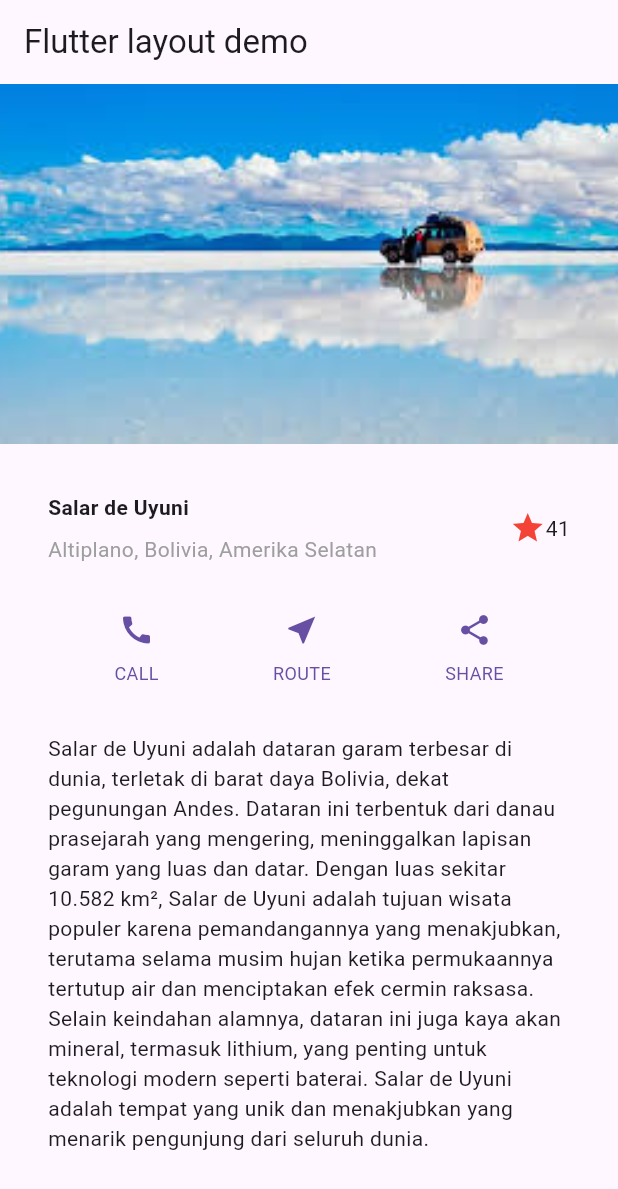
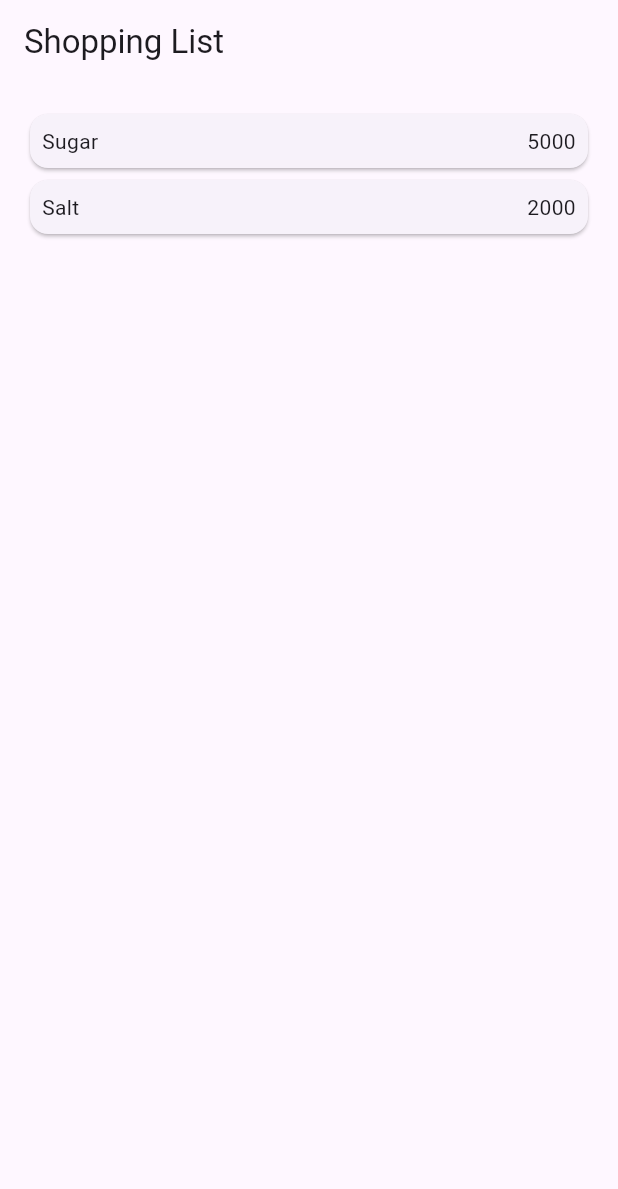
Before and after one commit to septyandini921/basic_layout_flutter, a Flutter app: the screen it shows after launch, on a phone screen of 412 x 824 dp. Shown: the top 1189 px of the screen. Run offline on Flutter 3.47's test engine with Material 3 defaults, Android fonts, the phone set to English and light mode, and no system bars.

Commit message:
Praktikum 5: Navigasi aplikasi belanja

```diff
--- a/lib/main.dart
+++ b/lib/main.dart
@@ -1,118 +1,144 @@
+// lib/main.dart
+
 import 'package:flutter/material.dart';
+import 'package:layout_flutter/pages/home_page.dart';
+import 'package:layout_flutter/pages/item_page.dart';
 
-void main() => runApp(const MyApp());
+void main() {
+  runApp(const MyApp());
+}
 
 class MyApp extends StatelessWidget {
   const MyApp({super.key});
 
   @override
   Widget build(BuildContext context) {
-    Widget titleSection = Container(
-      padding: const EdgeInsets.all(32),
-      child: Row(
-        children: [
-          Expanded(
-            child: Column(
-              crossAxisAlignment: CrossAxisAlignment.start,
-              children: [
-                Container(
-                  padding: const EdgeInsets.only(bottom: 8),
-                  child: const Text(
-                    'Salar de Uyuni',
-                    style: TextStyle(
-                      fontWeight: FontWeight.bold,
-                    ),
-                  ),
-                ),
-                Text(
-                  'Altiplano, Bolivia, Amerika Selatan',
-                  style: TextStyle(
-                    color: Colors.grey[500],
-                  ),
-                ),
-              ],
-            ),
-          ),
-          Icon(
-            Icons.star,
-            color: Colors.red[500],
-          ),
-          const Text('41'),
-        ],
-      ),
-    );
-
-    Color color = Theme.of(context).primaryColor;
-
-    Widget buttonSection = Row(
-      mainAxisAlignment: MainAxisAlignment.spaceEvenly,
-      children: [
-        _buildButtonColumn(color, Icons.call, 'CALL'),
-        _buildButtonColumn(color, Icons.near_me, 'ROUTE'),
-        _buildButtonColumn(color, Icons.share, 'SHARE'),
-      ],
-    );
-
-    Widget textSection = Container(
-      padding: const EdgeInsets.all(32),
-      child: const Text(
-
-        'Salar de Uyuni adalah dataran garam terbesar di dunia, '
-        'terletak di barat daya Bolivia, dekat pegunungan Andes. '
-        'Dataran ini terbentuk dari danau prasejarah yang mengering, '
-        'meninggalkan lapisan garam yang luas dan datar. '
-        'Dengan luas sekitar 10.582 km², Salar de Uyuni adalah tujuan wisata populer karena pemandangannya yang menakjubkan, '
-        'terutama selama musim hujan ketika permukaannya tertutup air dan menciptakan efek cermin raksasa. '
-        'Selain keindahan alamnya, dataran ini juga kaya akan mineral, '
-        'termasuk lithium, yang penting untuk teknologi modern seperti baterai. '
-        'Salar de Uyuni adalah tempat yang unik dan menakjubkan yang menarik pengunjung dari seluruh dunia.'
-,
-        softWrap: true,
-      ),
-    );
-
     return MaterialApp(
-      title: 'Flutter layout: Nimas Septiandini - 2341760087',
-      home: Scaffold(
-        appBar: AppBar(
-          title: const Text('Flutter layout demo'),
-        ),
-        body: ListView(
-          children: [
-            Image.asset(
-              'images/salarDeUyuni.jpeg',
-              width: 600,
-              height: 240,
-              fit: BoxFit.cover,
-            ),
-            titleSection,
-            buttonSection,
-            textSection,
-          ],
-        ),
-      ),
+      initialRoute: '/',
+      routes: {
+        '/': (context) => const HomePage(),
+        '/item': (context) => const ItemPage(),
+      },
     );
   }
+}
 
-  Column _buildButtonColumn(Color color, IconData icon, String label) {
-    return Column(
-      mainAxisSize: MainAxisSize.min,
-      mainAxisAlignment: MainAxisAlignment.center,
-      children: [
-        Icon(icon, color: color),
-        Container(
-          margin: const EdgeInsets.only(top: 8),
-          child: Text(
-            label,
-            style: TextStyle(
-              fontSize: 12,
-              fontWeight: FontWeight.w400,
-              color: color,
-            ),
-          ),
-        ),
-      ],
-    );
-  }
 
-}
+// import 'package:flutter/material.dart';
+
+// void main() => runApp(const MyApp());
+
+// class MyApp extends StatelessWidget {
+//   const MyApp({super.key});
+
+//   @override
+//   Widget build(BuildContext context) {
+//     Widget titleSection = Container(
+//       padding: const EdgeInsets.all(32),
+//       child: Row(
+//         children: [
+//           Expanded(
+//             child: Column(
+//               crossAxisAlignment: CrossAxisAlignment.start,
+//               children: [
+//                 Container(
+//                   padding: const EdgeInsets.only(bottom: 8),
+//                   child: const Text(
+//                     'Salar de Uyuni',
+//                     style: TextStyle(
+//                       fontWeight: FontWeight.bold,
+//                     ),
+//                   ),
+//                 ),
+//                 Text(
+//                   'Altiplano, Bolivia, Amerika Selatan',
+//                   style: TextStyle(
+//                     color: Colors.grey[500],
+//                   ),
+//                 ),
+//               ],
+//             ),
+//           ),
+//           Icon(
+//             Icons.star,
+//             color: Colors.red[500],
+//           ),
+//           const Text('41'),
+//         ],
+//       ),
+//     );
+
+//     Color color = Theme.of(context).primaryColor;
+
+//     Widget buttonSection = Row(
+//       mainAxisAlignment: MainAxisAlignment.spaceEvenly,
+//       children: [
+//         _buildButtonColumn(color, Icons.call, 'CALL'),
+//         _buildButtonColumn(color, Icons.near_me, 'ROUTE'),
+//         _buildButtonColumn(color, Icons.share, 'SHARE'),
+//       ],
+//     );
+
+//     Widget textSection = Container(
+//       padding: const EdgeInsets.all(32),
+//       child: const Text(
+
+//         'Salar de Uyuni adalah dataran garam terbesar di dunia, '
+//         'terletak di barat daya Bolivia, dekat pegunungan Andes. '
+//         'Dataran ini terbentuk dari danau prasejarah yang mengering, '
+//         'meninggalkan lapisan garam yang luas dan datar. '
+//         'Dengan luas sekitar 10.582 km², Salar de Uyuni adalah tujuan wisata populer karena pemandangannya yang menakjubkan, '
+//         'terutama selama musim hujan ketika permukaannya tertutup air dan menciptakan efek cermin raksasa. '
+//         'Selain keindahan alamnya, dataran ini juga kaya akan mineral, '
+//         'termasuk lithium, yang penting untuk teknologi modern seperti baterai. '
+//         'Salar de Uyuni adalah tempat yang unik dan menakjubkan yang menarik pengunjung dari seluruh dunia.'
+// ,
+//         softWrap: true,
+//       ),
+//     );
+
+//     return MaterialApp(
+//       title: 'Flutter layout: Nimas Septiandini - 2341760087',
+//       home: Scaffold(
+//         appBar: AppBar(
+//           title: const Text('Flutter layout demo'),
+//         ),
+//         body: ListView(
+//           children: [
+//             Image.asset(
+//               'images/salarDeUyuni.jpeg',
+//               width: 600,
+//               height: 240,
+//               fit: BoxFit.cover,
+//             ),
+//             titleSection,
+//             buttonSection,
+//             textSection,
+//           ],
+//         ),
+//       ),
+//     );
+//   }
+
+//   Column _buildButtonColumn(Color color, IconData icon, String label) {
+//     return Column(
+//       mainAxisSize: MainAxisSize.min,
+//       mainAxisAlignment: MainAxisAlignment.center,
+//       children: [
+//         Icon(icon, color: color),
+//         Container(
+//           margin: const EdgeInsets.only(top: 8),
+//           child: Text(
+//             label,
+//             style: TextStyle(
+//               fontSize: 12,
+//               fontWeight: FontWeight.w400,
+//               color: color,
+//             ),
+//           ),
+//         ),
+//       ],
+//     );
+//   }
+
+// }
--- /dev/null
+++ b/lib/models/item.dart
@@ -0,0 +1,8 @@
+// lib/models/item.dart
+
+class Item {
+  String name;
+  int price;
+
+  Item({required this.name, required this.price});
+}
--- /dev/null
+++ b/lib/pages/home_page.dart
@@ -0,0 +1,53 @@
+// lib/pages/home_page.dart
+
+import 'package:flutter/material.dart';
+import 'package:layout_flutter/models/item.dart';
+
+class HomePage extends StatelessWidget {
+  const HomePage({super.key});
+
+  @override
+  Widget build(BuildContext context) {
+    final List<Item> items = [
+      Item(name: 'Sugar', price: 5000),
+      Item(name: 'Salt', price: 2000),
+    ];
+
+    return Scaffold(
+      appBar: AppBar(
+        title: const Text('Shopping List'),
+      ),
+      body: Container(
+        margin: const EdgeInsets.all(8),
+        child: ListView.builder(
+          padding: const EdgeInsets.all(8),
+          itemCount: items.length,
+          itemBuilder: (context, index) {
+            final item = items[index];
+            return InkWell(
+              onTap: () {
+                Navigator.pushNamed(context, '/item', arguments: item);
+              },
+              child: Card(
+                child: Container(
+                  margin: const EdgeInsets.all(8),
+                  child: Row(
+                    children: [
+                      Expanded(child: Text(item.name)),
+                      Expanded(
+                        child: Text(
+                          item.price.toString(),
+                          textAlign: TextAlign.end,
+                        ),
+                      )
+                    ],
+                  ),
+                ),
+              ),
+            );
+          },
+        ),
+      ),
+    );
+  }
+}
--- /dev/null
+++ b/lib/pages/item_page.dart
@@ -0,0 +1,22 @@
+// lib/pages/item_page.dart
+
+import 'package:flutter/material.dart';
+import 'package:layout_flutter/models/item.dart';
+
+class ItemPage extends StatelessWidget {
+  const ItemPage({super.key});
+
+  @override
+  Widget build(BuildContext context) {
+    final item = ModalRoute.of(context)!.settings.arguments as Item;
+
+    return Scaffold(
+      appBar: AppBar(
+        title: const Text('Shopping List'),
+      ),
+      body: Center(
+        child: Text('${item.name} with ${item.price}'),
+      ),
+    );
+  }
+}
```
Also changed, not shown: 1 other file.
